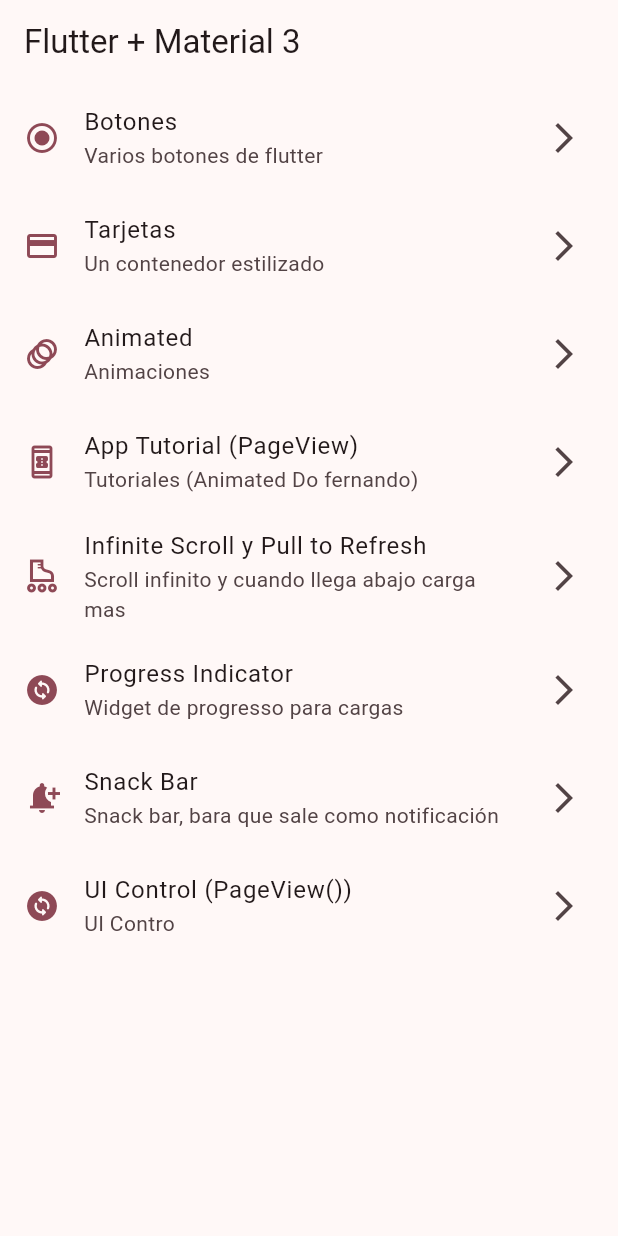
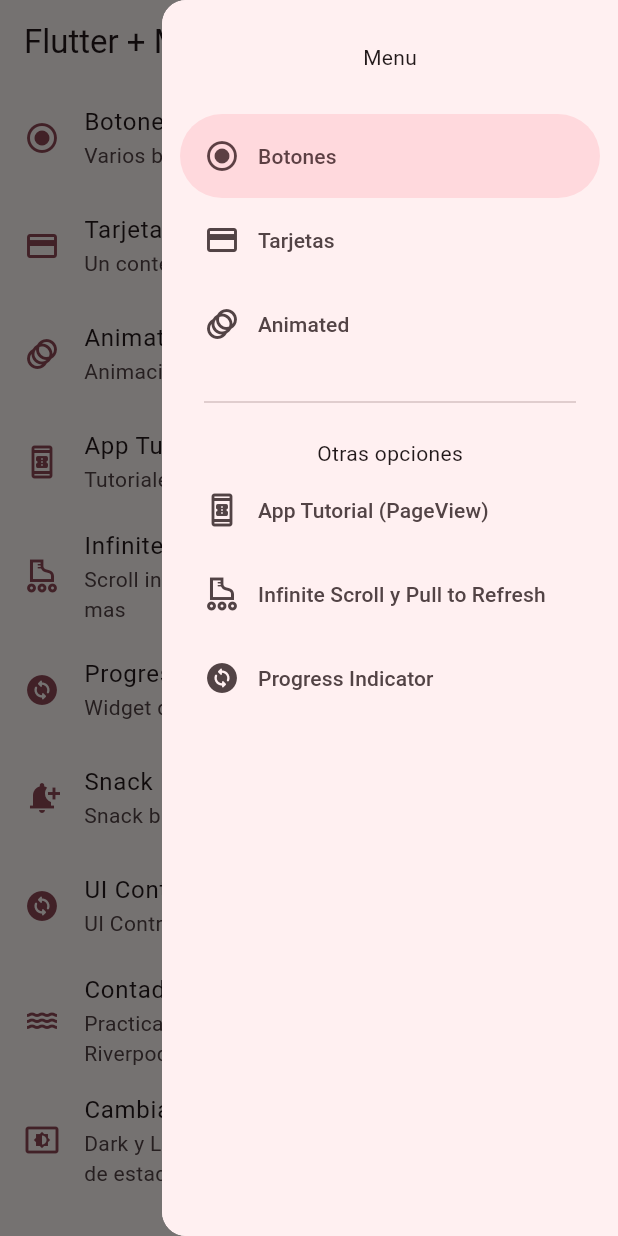
Before and after one commit to JohanJimenex/widget_app, a Flutter app: the screen it shows after launch, with the side drawer open (before the commit the screen has no drawer), on a phone screen of 412 x 824 dp. Run offline on Flutter 3.47's test engine with Material 3 defaults, Android fonts, the phone set to English and light mode, and no system bars; our stand-ins replace animate_do, flutter_riverpod, go_router.

```diff
--- a/lib/config/menu/menu_items.dart
+++ b/lib/config/menu/menu_items.dart
@@ -54,4 +54,15 @@ const List<MenuItem> appMenuItems = [
       subtitle: "UI Contro",
       link: "/ui_control",
       icon: Icons.change_circle_rounded),
+  MenuItem(
+      title: "Contador Riverpod",
+      subtitle: "Practicando el manejador de estado Riverpod",
+      link: "/contador",
+      icon: Icons.water),
+  MenuItem(
+      title: "Cambiar tema con Riverpod Provider",
+      subtitle:
+          "Dark y Ligth mode, Practicando el manejador de estado Riverpod",
+      link: "/theme",
+      icon: Icons.settings_brightness_outlined),
 ];
--- a/lib/config/router/go_router.dart
+++ b/lib/config/router/go_router.dart
@@ -1,5 +1,5 @@
 import 'package:go_router/go_router.dart';
-import 'package:widget_app/presentations/screens/screens.dart';
+import 'package:widget_app/presentations/screens/barril_screens.dart';
 
 GoRouter appRouter = GoRouter(
     // initialLocation: "/",
@@ -44,6 +44,14 @@ GoRouter appRouter = GoRouter(
         path: "/cards",
         builder: (context, state) => const CardsScreen(),
       ),
+      GoRoute(
+        path: "/contador",
+        builder: (context, state) => const ContadorScreen(),
+      ),
+      GoRoute(
+        path: "/theme",
+        builder: (context, state) => ThemeScreen(),
+      ),
       //ejem[plo con name
       // GoRoute(
       //   path: "/cards",
--- a/lib/config/themes/app_theme.dart
+++ b/lib/config/themes/app_theme.dart
@@ -2,20 +2,23 @@ import 'package:flutter/material.dart';
 
 const Color _customColor = Color(0xFFFF0066);
 
-List<Color> _listColors = [
+List<Color> listColors = [
   _customColor,
   Colors.amber,
-  Colors.red,
-  Colors.black
+  Colors.purple,
+  Colors.black,
+  Colors.green,
+  Colors.blue
 ];
 
 class AppTheme {
   AppTheme();
 
-  ThemeData getTheme({int indexOfColor = 0}) {
+  ThemeData getTheme({int indexOfColor = 0, darkMode = false}) {
     return ThemeData(
         useMaterial3: true,
-        colorSchemeSeed: _listColors[indexOfColor],
+        brightness: darkMode ? Brightness.dark : Brightness.light,
+        colorSchemeSeed: listColors[indexOfColor],
         appBarTheme: const AppBarTheme(centerTitle: false));
   }
 }
--- a/lib/main.dart
+++ b/lib/main.dart
@@ -1,20 +1,27 @@
 import 'package:flutter/material.dart';
+import 'package:flutter_riverpod/flutter_riverpod.dart';
 import 'package:widget_app/config/router/go_router.dart';
 import 'package:widget_app/config/themes/app_theme.dart';
+import 'package:widget_app/providers/theme_provider.dart';
 
 void main() {
-  runApp(const MyApp());
+  //Agregarmos el Provider "Riverpod" para manejrar el estados en widgets que son staless
+  runApp(const ProviderScope(child: MyApp()));
 }
 
-class MyApp extends StatelessWidget {
+class MyApp extends ConsumerWidget {
   const MyApp({super.key});
 
   @override
-  Widget build(BuildContext context) {
+  Widget build(BuildContext context, WidgetRef ref) {
+    final indexOfColorTheme = ref.watch(selectedIndexColorProvider);
+    final darkModeActivated = ref.watch(darkModeOnProvider);
+
     return MaterialApp.router(
       routerConfig: appRouter,
       title: 'Flutter Demo',
-      theme: AppTheme().getTheme(),
+      theme: AppTheme().getTheme(
+          indexOfColor: indexOfColorTheme, darkMode: darkModeActivated),
       //Se comento porque ahora se usa el GoRouter
       // home: const HomeScreen(),
       //Recuerda que esta forma no es recomendada si se usa FlutterWeb,
--- a/lib/presentations/screens/screens.dart
+++ b/lib/presentations/screens/barril_screens.dart
@@ -10,3 +10,5 @@ export 'package:widget_app/presentations/screens/infinite_scroll/infinite_scroll
 export 'package:widget_app/presentations/screens/progress/progress_screen.dart';
 export 'package:widget_app/presentations/screens/snackbar/snackbar_screen.dart';
 export 'package:widget_app/presentations/screens/ui_control/ui_control_screen.dart';
+export 'package:widget_app/presentations/screens/contador_riverpod/contador_screen.dart';
+export 'package:widget_app/presentations/screens/theme/theme_screen.dart';
--- a/lib/presentations/screens/cards/cards_screen.dart
+++ b/lib/presentations/screens/cards/cards_screen.dart
@@ -40,7 +40,7 @@ class _CustomCard extends StatelessWidget {
       mainAxisSize: MainAxisSize.min,
       children: <Widget>[
         const ListTile(
-          leading: Icon(Icons.album),
+          leading: Icon(Icons.account_circle_outlined),
           title: Text('The Enchanted Nightingale'),
           subtitle: Text('Music by Julie Gable. Lyrics by Sidney Stein.'),
         ),
--- a/lib/presentations/screens/home/home_screen.dart
+++ b/lib/presentations/screens/home/home_screen.dart
@@ -1,6 +1,7 @@
 import 'package:flutter/material.dart';
 import 'package:go_router/go_router.dart';
 import 'package:widget_app/config/menu/menu_items.dart';
+import 'package:widget_app/presentations/widgets/menu_lateral.dart';
 
 class HomeScreen extends StatelessWidget {
   const HomeScreen({super.key});
@@ -8,6 +9,7 @@ class HomeScreen extends StatelessWidget {
   @override
   Widget build(BuildContext context) {
     return Scaffold(
+      endDrawer: MenuLateral(),
       appBar: AppBar(
         title: const Text("Flutter + Material 3"),
       ),
--- /dev/null
+++ b/lib/presentations/widgets/menu_lateral.dart
@@ -0,0 +1,72 @@
+import 'package:flutter/material.dart';
+import 'package:go_router/go_router.dart';
+import 'package:widget_app/config/menu/menu_items.dart';
+
+class MenuLateral extends StatefulWidget {
+  const MenuLateral({super.key});
+
+  @override
+  State<MenuLateral> createState() => _MenuLateralState();
+}
+
+class _MenuLateralState extends State<MenuLateral> {
+  int navDrawerIndex = 0;
+
+  @override
+  Widget build(BuildContext context) {
+    // saber si tiene notch obteniendo el padding superior. video 4 seccion 11
+    // double hasNotch = MediaQuery.viewPaddingOf(context).top;
+    // double hasNotch = MediaQuery.of(context).padding.top;
+    // print(hasNotch); //imprime 59 porque tiene notch sino imprime 24 mas o menos
+
+    return Drawer(
+      child: NavigationDrawer(
+          selectedIndex: navDrawerIndex,
+          onDestinationSelected: (value) {
+            navDrawerIndex = value;
+            setState(() {});
+            Navigator.pop(
+                context); //ver video 5 seccion 11 para usar el key para cerrar el drawer
+            String link = appMenuItems[value].link;
+
+            // context.go(link); no crea un stack y no muestra el icono de volver
+            context.push(link);
+          },
+          children: [
+            const Padding(
+              padding: EdgeInsets.all(28),
+              child: Center(child: Text("Menu")),
+            ),
+            ...appMenuItems
+                .sublist(0,
+                    3) //este metodo permite obtener los 3 primeros elementos
+                .map((element) => NavigationDrawerDestination(
+                      icon: Icon(element.icon),
+                      label: Text(element.title),
+                    )),
+            const Padding(
+              padding: EdgeInsets.fromLTRB(28, 16, 28, 16),
+              child: Divider(),
+            ),
+            const Center(child: Text("Otras opciones")),
+            ...appMenuItems
+                .sublist(3,
+                    6) //este metodo permite obtener los 3 primeros elementos
+                .map((element) => NavigationDrawerDestination(
+                      icon: Icon(element.icon),
+                      label: Text(element.title),
+                    )),
+          ]),
+    );
+  }
+}
+
+class _NavigationDrawerDestination extends StatelessWidget {
+  @override
+  Widget build(BuildContext context) {
+    return const NavigationDrawerDestination(
+      icon: Icon(Icons.add),
+      label: Text("Home Screen"),
+    );
+  }
+}
--- /dev/null
+++ b/lib/providers/contador_provider.dart
@@ -0,0 +1,3 @@
+import 'package:flutter_riverpod/flutter_riverpod.dart';
+
+final contadorProvider = StateProvider((ref) => 10);
--- /dev/null
+++ b/lib/providers/theme_provider.dart
@@ -0,0 +1,27 @@
+import 'package:flutter_riverpod/flutter_riverpod.dart';
+import 'package:widget_app/config/themes/app_theme.dart';
+
+final darkModeOnProvider = StateProvider((ref) => false);
+//con Provider() se crea un proveddor inmujtable solo para lectura, no se peude cambair el stado, es como el computer() de Angular signal 17+
+final listaColoresProvider = Provider((ref) => listColors);
+//Index del color seleccionado
+final selectedIndexColorProvider = StateProvider((ref) => 0);
+
+
+//Esta p[arte esta imcompleta, ver video 12 seccion 11
+//Esto se usa para poder comunicarnos una Clases y Provider
+//Objeto de tipo AppTheme (clase que creé)
+// final themeNotifierProvider =
+//     StateNotifierProvider<ThemeNotifier, AppTheme>(
+//         (ref) => ThemeNotifier());
+
+// //o ThemeController
+// class ThemeNotifier extends StateNotifier<AppTheme> {
+//   //Con ester constructor se crea una instancia de la clase new AppTheme()
+//   ThemeNotifier() : super(AppTheme());
+//   // ThemeNotifier(super.state); //forma corta
+
+//   cambiarModoDark() {}
+
+//   cambiarTema() {}
+// }
--- a/pubspec.yaml
+++ b/pubspec.yaml
@@ -37,6 +37,7 @@ dependencies:
   cupertino_icons: ^1.0.2
   go_router: ^10.1.2
   animate_do: ^3.1.2
+  flutter_riverpod: ^2.4.9
 
 dev_dependencies:
   flutter_test:
```
Also changed, not shown: lib/presentations/screens/contador_riverpod/contador_screen.dart (added, +46 -0 lines), lib/presentations/screens/theme/theme_screen.dart (added, +52 -0 lines), pubspec.lock, 2 other files.
